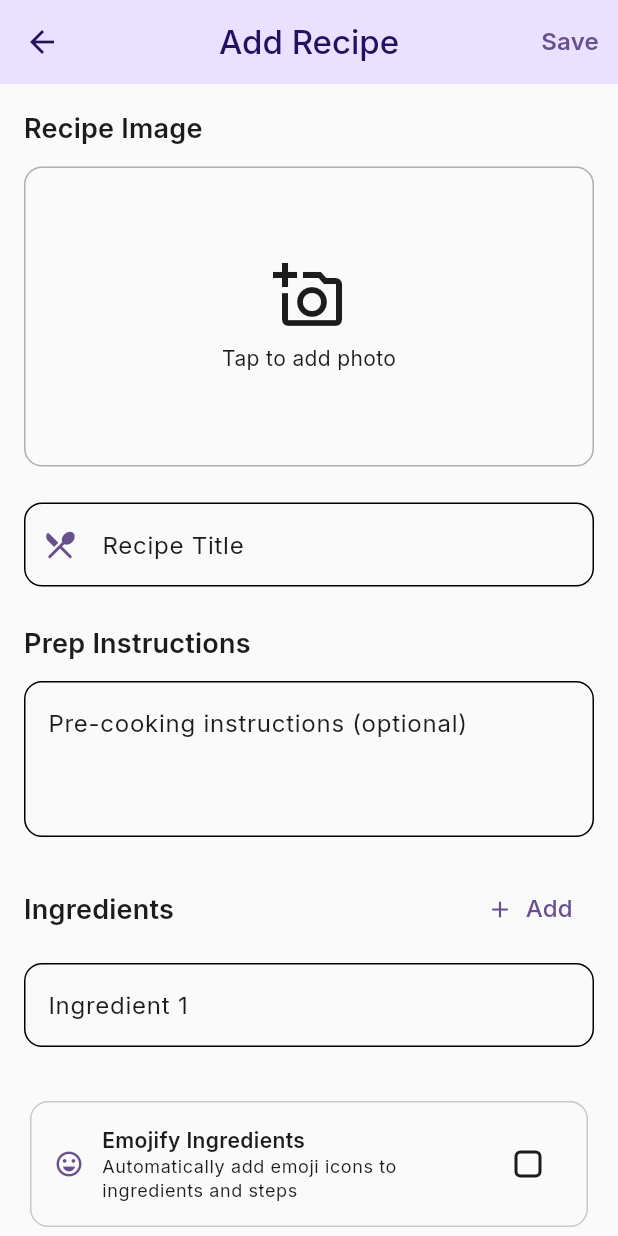
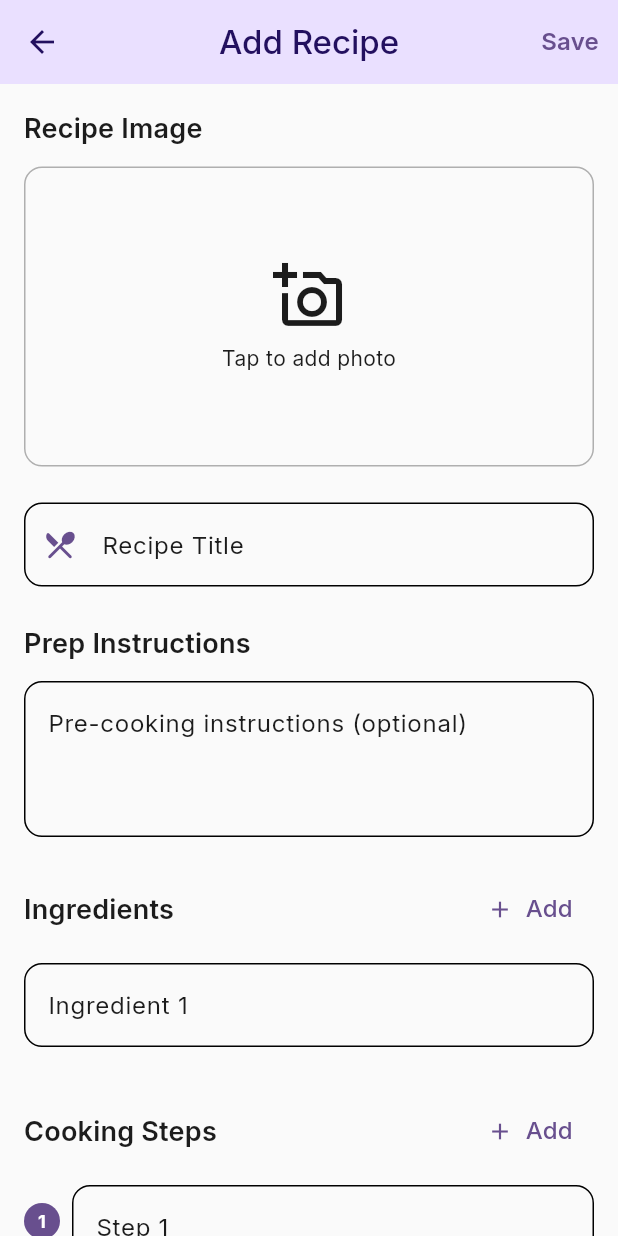
Before and after one commit to daCFniel/recipe_box, a Flutter app: the AddEditRecipeScreen screen opened directly, on a phone screen of 412 x 824 dp. Run offline on Flutter 3.47's test engine with Material 3 defaults, Android fonts, the phone set to English and light mode, and no system bars; our stand-ins replace google_fonts, image_picker, shared_preferences; accounts and stored records are empty; network calls fail.

Commit message:
Removed emojify feature

```diff
--- a/lib/screens/add_edit_recipe_screen.dart
+++ b/lib/screens/add_edit_recipe_screen.dart
@@ -27,7 +27,6 @@ class _AddEditRecipeScreenState extends State<AddEditRecipeScreen> {
   String? _selectedImagePath;
   String? _selectedImageUrl;
   bool _isLoading = false;
-  bool _emojifyIngredients = false;
   bool get _isEditing => widget.recipe != null;
 
   @override
@@ -47,9 +46,6 @@ class _AddEditRecipeScreenState extends State<AddEditRecipeScreen> {
     _prepController.text = recipe.prepInstructions;
     _selectedImagePath = recipe.imagePath;
     _selectedImageUrl = recipe.imageUrl;
-
-    // Set emojify to true by default when editing existing recipes
-    _emojifyIngredients = true;
 
     for (final ingredient in recipe.ingredients) {
       final controller = TextEditingController(text: ingredient.name);
@@ -104,161 +100,6 @@ class _AddEditRecipeScreenState extends State<AddEditRecipeScreen> {
     });
   }
 
-  // Emoji map for common cooking ingredients and terms
-  static const Map<String, String> _emojiMap = {
-    // Vegetables
-    'onion': '🧅',
-    'onions': '🧅',
-    'tomato': '🍅',
-    'tomatoes': '🍅',
-    'carrot': '🥕',
-    'carrots': '🥕',
-    'potato': '🥔',
-    'potatoes': '🥔',
-    'garlic': '🧄',
-    'bell pepper': '🫑',
-    'bell peppers': '🫑',
-    'corn': '🌽',
-    'broccoli': '🥦',
-    'cucumber': '🥒',
-    'cucumbers': '🥒',
-    'eggplant': '🍆',
-    'avocado': '🥑',
-    'avocados': '🥑',
-    'lettuce': '🥬',
-    'spinach': '🥬',
-    'mushroom': '🍄',
-    'mushrooms': '🍄',
-    // Fruits
-    'apple': '🍎',
-    'apples': '🍎',
-    'banana': '🍌',
-    'bananas': '🍌',
-    'orange': '🍊',
-    'oranges': '🍊',
-    'lemon': '🍋',
-    'lemons': '🍋',
-    'lime': '🍋',
-    'limes': '🍋',
-    'strawberry': '🍓',
-    'strawberries': '🍓',
-    'grape': '🍇',
-    'grapes': '🍇',
-    'cherry': '🍒',
-    'cherries': '🍒',
-    'peach': '🍑',
-    'peaches': '🍑',
-    'watermelon': '🍉',
-    'pineapple': '🍍',
-    // Proteins
-    'chicken': '🍗',
-    'beef': '🥩',
-    'pork': '🥓',
-    'fish': '🐟',
-    'salmon': '🐟',
-    'shrimp': '🍤',
-    'egg': '🥚',
-    'eggs': '🥚',
-    'bacon': '🥓',
-    'ham': '🍖',
-    'turkey': '🦃',
-    // Dairy
-    'milk': '🥛',
-    'cheese': '🧀',
-    'butter': '🧈',
-    'cream': '🥛',
-    'yogurt': '🥛',
-    // Grains & Carbs
-    'bread': '🍞',
-    'rice': '🍚',
-    'pasta': '🍝',
-    'noodles': '🍜',
-    'flour': '🌾',
-    'wheat': '🌾',
-    'oats': '🌾',
-    // Herbs & Spices
-    'basil': '🌿',
-    'parsley': '🌿',
-    'cilantro': '🌿',
-    'mint': '🌿',
-    'rosemary': '🌿',
-    'thyme': '🌿',
-    'oregano': '🌿',
-    'sage': '🌿',
-    'salt': '🧂',
-    'black pepper': '🌶️',
-    'cinnamon': '🟤',
-    'vanilla': '🌿',
-    // Nuts & Seeds
-    'almond': '🥜',
-    'almonds': '🥜',
-    'peanut': '🥜',
-    'peanuts': '🥜',
-    'walnut': '🥜',
-    'walnuts': '🥜',
-    'cashew': '🥜',
-    'cashews': '🥜',
-    'pistachio': '🥜',
-    'pistachios': '🥜',
-    // Liquids
-    'water': '💧',
-    'oil': '🫒',
-    'olive oil': '🫒',
-    'vinegar': '🍶',
-    'wine': '🍷',
-    'beer': '🍺',
-    'juice': '🧃',
-    // Sweet
-    'sugar': '🍯',
-    'honey': '🍯',
-    'syrup': '🍯',
-    'chocolate': '🍫',
-    'cocoa': '🍫',
-    // Other
-    'bean': '🫘',
-    'beans': '🫘',
-    'pea': '🟢',
-    'peas': '🟢',
-    'nut': '🥜',
-    'nuts': '🥜',
-    'seed': '🌱',
-    'seeds': '🌱',
-  };
-
-  String _emojifyText(String text) {
-    if (!_emojifyIngredients) return text;
-
-    String result = text;
-
-    // Process each word in the text
-    for (final entry in _emojiMap.entries) {
-      final keyword = entry.key;
-      final emoji = entry.value;
-
-      // Create regex pattern to match the keyword as a whole word
-      final pattern = RegExp(r'\b' + RegExp.escape(keyword) + r'\b', caseSensitive: false);
-
-      // Replace matches with the keyword + emoji
-      result = result.replaceAllMapped(pattern, (match) {
-        final matchedText = match.group(0)!;
-        final start = match.start;
-        final end = match.end;
-
-        // Check if emoji already exists immediately after this word
-        final textAfter = end < result.length ? result.substring(end) : '';
-        final hasEmojiAfter = textAfter.startsWith(' $emoji') || textAfter.startsWith(emoji);
-
-        // Only add emoji if it doesn't already exist immediately after this word
-        if (!hasEmojiAfter) {
-          return '$matchedText $emoji';
-        }
-        return matchedText;
-      });
-    }
-
-    return result;
-  }
-
   Future<void> _pickImage() async {
     try {
       final XFile? image = await _imagePicker.pickImage(
@@ -289,22 +130,21 @@ class _AddEditRecipeScreenState extends State<AddEditRecipeScreen> {
       final ingredients = _ingredientControllers
           .map((c) => c.text.trim())
           .where((text) => text.isNotEmpty)
-          .map((name) => Ingredient(name: _emojifyText(name)))
+          .map((name) => Ingredient(name: name))
           .toList();
 
       final steps = _stepControllers
           .map((c) => c.text.trim())
           .where((text) => text.isNotEmpty)
-          .map((text) => _emojifyText(text))
           .toList();
 
       final recipe = Recipe(
         id: _isEditing ? widget.recipe!.id : DateTime.now().millisecondsSinceEpoch.toString(),
-        title: _emojifyText(_titleController.text.trim()),
+        title: _titleController.text.trim(),
         imagePath: _selectedImagePath,
         imageUrl: _selectedImageUrl,
         ingredients: ingredients,
-        prepInstructions: _emojifyText(_prepController.text.trim()),
+        prepInstructions: _prepController.text.trim(),
         cookingSteps: steps,
         createdAt: _isEditing ? widget.recipe!.createdAt : DateTime.now(),
         updatedAt: DateTime.now(),
@@ -377,8 +217,6 @@ class _AddEditRecipeScreenState extends State<AddEditRecipeScreen> {
               _buildPrepSection(theme),
               const SizedBox(height: 24),
               _buildIngredientsSection(theme),
-              const SizedBox(height: 24),
-              _buildEmojifyCheckbox(theme),
               const SizedBox(height: 24),
               _buildStepsSection(theme),
               const SizedBox(height: 24),
@@ -642,61 +480,4 @@ class _AddEditRecipeScreenState extends State<AddEditRecipeScreen> {
       ],
     );
   }
-
-  Widget _buildEmojifyCheckbox(ThemeData theme) {
-    return Card(
-      elevation: 0,
-      color: theme.colorScheme.surfaceContainerLow,
-      shape: RoundedRectangleBorder(
-        borderRadius: BorderRadius.circular(12),
-        side: BorderSide(
-          color: theme.colorScheme.outline.withValues(alpha: 0.2),
-        ),
-      ),
-      child: Padding(
-        padding: const EdgeInsets.all(16),
-        child: Row(
-          children: [
-            Icon(
-              Icons.emoji_emotions_outlined,
-              color: theme.colorScheme.primary,
-              size: 20,
-            ),
-            const SizedBox(width: 12),
-            Expanded(
-              child: Column(
-                crossAxisAlignment: CrossAxisAlignment.start,
-                children: [
-                  Text(
-                    'Emojify Ingredients',
-                    style: theme.textTheme.bodyMedium?.copyWith(
-                      fontWeight: FontWeight.w600,
-                    ),
-                  ),
-                  Text(
-                    'Automatically add emoji icons to ingredients and steps',
-                    style: theme.textTheme.bodySmall?.copyWith(
-                      color: theme.colorScheme.onSurfaceVariant,
-                    ),
-                  ),
-                ],
-              ),
-            ),
-            const SizedBox(width: 8),
-            Checkbox(
-              value: _emojifyIngredients,
-              onChanged: (value) {
-                setState(() {
-                  _emojifyIngredients = value ?? false;
-                });
-              },
-              shape: RoundedRectangleBorder(
-                borderRadius: BorderRadius.circular(4),
-              ),
-            ),
-          ],
-        ),
-      ),
-    );
-  }
 }
--- a/pubspec.yaml
+++ b/pubspec.yaml
@@ -1,5 +1,5 @@
 name: recipe_box
-description: "Transform your personal recipe collection into a digital cookbook with this intuitive app, featuring interactive ingredient checklists, clear cooking instructions, and charming emoji support!"
+description: "Transform your personal recipe collection into a digital cookbook with this intuitive app, featuring interactive ingredient checklists and clear cooking instructions!"
 publish_to: "none"
 version: 1.0.0
 
```
Also changed, not shown: lib/providers/recipe_provider.dart (added, +87 -0 lines), 1 other file.
